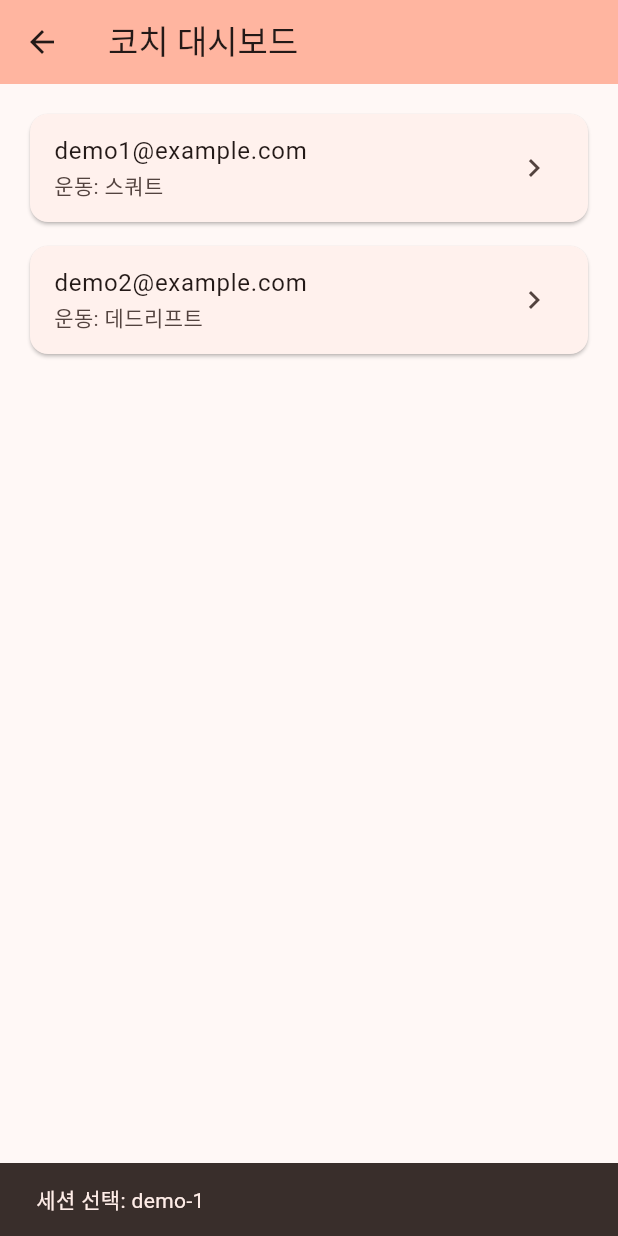
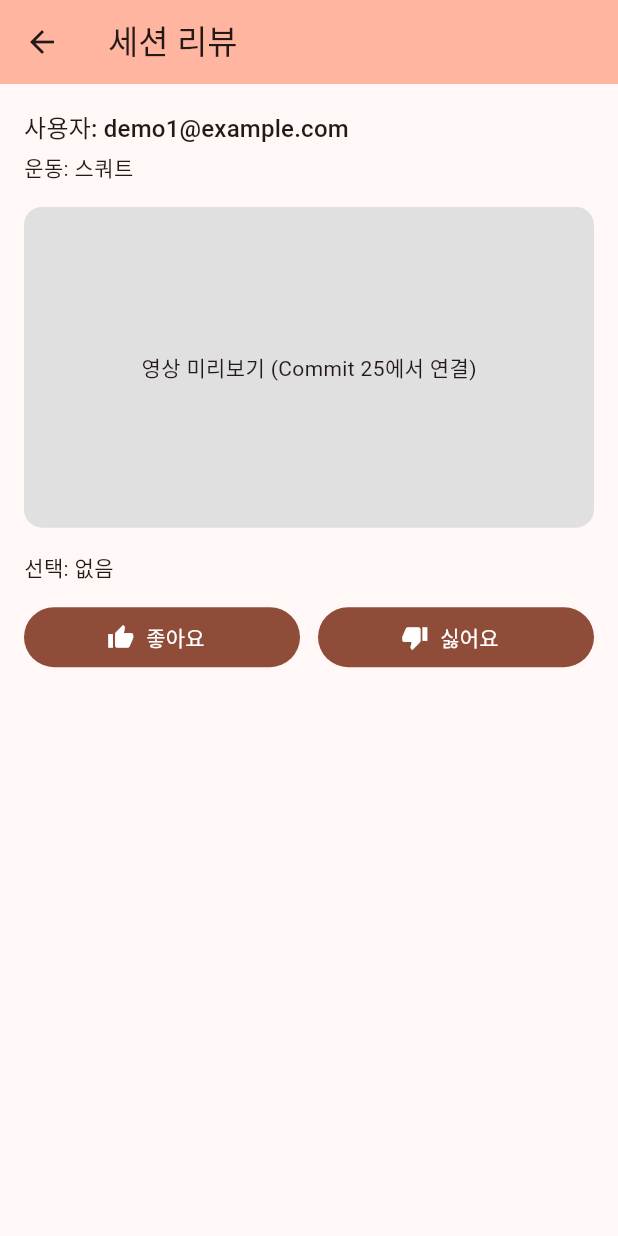
Before and after one commit to Whale2200d/fullstack_posture_coach, a Flutter app: the CoachDashboardScreen screen opened by its route, after a tap on "demo1@example.com", on a phone screen of 412 x 824 dp. Run offline on Flutter 3.47's test engine with Material 3 defaults, Android fonts, the light colour scheme and no system bars; our stand-ins replace camera, firebase_auth, firebase_core, firebase_storage, flutter_tts, video_player; missing offline and left inert: flutter_pose_detection; accounts and stored records are empty.

Commit message:
feat: 코치 피드백 입력 UI (좋아요/싫어요)

```diff
--- a/lib/screens/coach/coach_dashboard_screen.dart
+++ b/lib/screens/coach/coach_dashboard_screen.dart
@@ -1,6 +1,8 @@
 // Commit 23: 코치(관리자) 대시보드 기본 UI (Flutter Web 지원)
 
 import 'package:flutter/material.dart';
+
+import 'coach_session_review_screen.dart';
 
 /// 코치 화면에서 보여줄 세션(더미) 아이템
 class CoachSessionItem {
@@ -83,8 +85,10 @@ class _SessionList extends StatelessWidget {
             subtitle: Text('운동: ${item.exerciseName}'),
             trailing: const Icon(Icons.chevron_right),
             onTap: () {
-              ScaffoldMessenger.of(context).showSnackBar(
-                SnackBar(content: Text('세션 선택: ${item.sessionId}')),
+              Navigator.of(context).push(
+                MaterialPageRoute(
+                  builder: (_) => CoachSessionReviewScreen(item: item),
+                ),
               );
             },
           ),
--- /dev/null
+++ b/lib/screens/coach/coach_session_review_screen.dart
@@ -0,0 +1,100 @@
+// Commit 24: 코치 피드백 입력 UI (좋아요/싫어요 버튼)
+
+import 'package:flutter/material.dart';
+
+import 'coach_dashboard_screen.dart';
+
+enum CoachFeedbackChoice { none, like, dislike }
+
+class CoachSessionReviewScreen extends StatefulWidget {
+  const CoachSessionReviewScreen({super.key, required this.item});
+
+  final CoachSessionItem item;
+
+  @override
+  State<CoachSessionReviewScreen> createState() =>
+      _CoachSessionReviewScreenState();
+}
+
+class _CoachSessionReviewScreenState extends State<CoachSessionReviewScreen> {
+  CoachFeedbackChoice _choice = CoachFeedbackChoice.none;
+
+  void _toggle(CoachFeedbackChoice next) {
+    setState(() {
+      _choice = (_choice == next) ? CoachFeedbackChoice.none : next;
+    });
+  }
+
+  String get _choiceLabel {
+    switch (_choice) {
+      case CoachFeedbackChoice.like:
+        return '좋아요';
+      case CoachFeedbackChoice.dislike:
+        return '싫어요';
+      case CoachFeedbackChoice.none:
+        return '없음';
+    }
+  }
+
+  @override
+  Widget build(BuildContext context) {
+    final item = widget.item;
+    return Scaffold(
+      appBar: AppBar(
+        title: const Text('세션 리뷰'),
+        backgroundColor: Theme.of(context).colorScheme.inversePrimary,
+      ),
+      body: ListView(
+        padding: const EdgeInsets.all(16),
+        children: [
+          Text(
+            '사용자: ${item.userEmail}',
+            style: Theme.of(context).textTheme.titleMedium,
+          ),
+          const SizedBox(height: 4),
+          Text('운동: ${item.exerciseName}'),
+          const SizedBox(height: 16),
+          AspectRatio(
+            aspectRatio: 16 / 9,
+            child: Container(
+              alignment: Alignment.center,
+              decoration: BoxDecoration(
+                color: Colors.grey.shade300,
+                borderRadius: BorderRadius.circular(12),
+              ),
+              child: const Text('영상 미리보기 (Commit 25에서 연결)'),
+            ),
+          ),
+          const SizedBox(height: 16),
+          Text('선택: $_choiceLabel'),
+          const SizedBox(height: 12),
+          Row(
+            children: [
+              Expanded(
+                child: KeyedSubtree(
+                  key: const Key('feedback_like'),
+                  child: FilledButton.icon(
+                    onPressed: () => _toggle(CoachFeedbackChoice.like),
+                    icon: const Icon(Icons.thumb_up),
+                    label: const Text('좋아요'),
+                  ),
+                ),
+              ),
+              const SizedBox(width: 12),
+              Expanded(
+                child: KeyedSubtree(
+                  key: const Key('feedback_dislike'),
+                  child: FilledButton.icon(
+                    onPressed: () => _toggle(CoachFeedbackChoice.dislike),
+                    icon: const Icon(Icons.thumb_down),
+                    label: const Text('싫어요'),
+                  ),
+                ),
+              ),
+            ],
+          ),
+        ],
+      ),
+    );
+  }
+}
```
Also changed, not shown: 1 other file.
